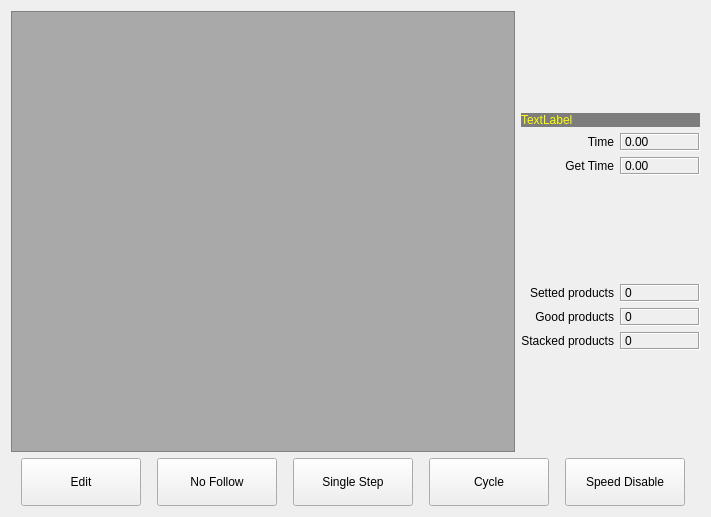
Above: hcinstruction/ichcprogrammonitorframe.ui from dongdong-2009/3-5AxisRobot before the change. Below: the same form after it.
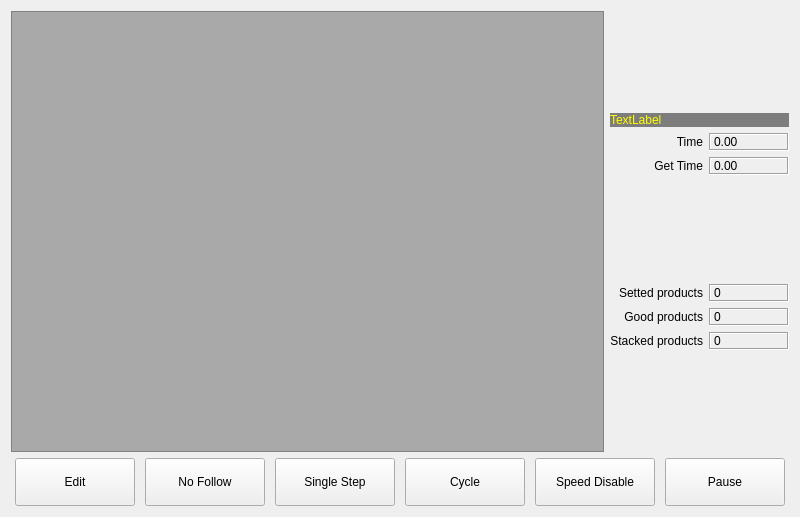
That is the form after the change. Icons and pictures are not drawn. Custom widgets are drawn as their Qt base class.

Commit message:
1.自动添加暂停按钮
Conflicts:
	ickeyboard/icvirtualkey.h

What changed in the file:
```diff
--- a/hcinstruction/ichcprogrammonitorframe.ui
+++ b/hcinstruction/ichcprogrammonitorframe.ui
@@ -6,7 +6,7 @@
    <rect>
     <x>0</x>
     <y>0</y>
-    <width>711</width>
+    <width>800</width>
     <height>517</height>
    </rect>
   </property>
@@ -441,6 +441,38 @@
        </property>
       </widget>
      </item>
+     <item>
+      <widget class="QToolButton" name="pauseButton">
+       <property name="minimumSize">
+        <size>
+         <width>120</width>
+         <height>48</height>
+        </size>
+       </property>
+       <property name="maximumSize">
+        <size>
+         <width>120</width>
+         <height>48</height>
+        </size>
+       </property>
+       <property name="text">
+        <string>Pause</string>
+       </property>
+       <property name="icon">
+        <iconset resource="../resource.qrc">
+         <normaloff>:/resource/wait(32).png</normaloff>:/resource/wait(32).png</iconset>
+       </property>
+       <property name="iconSize">
+        <size>
+         <width>32</width>
+         <height>32</height>
+        </size>
+       </property>
+       <property name="toolButtonStyle">
+        <enum>Qt::ToolButtonTextBesideIcon</enum>
+       </property>
+      </widget>
+     </item>
     </layout>
    </item>
   </layout>
```
The commit also changes 3 other files.
